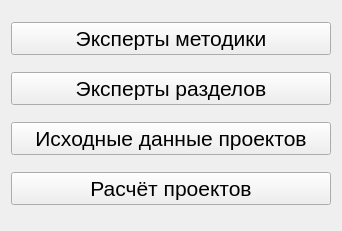
Qt form app/modechooser.ui (AndreyMlashkin/ExpertReview) before a commit.
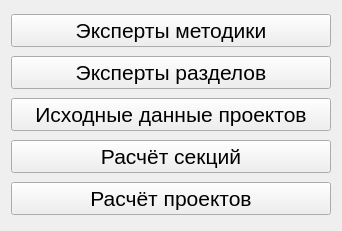
The same form after that commit.

Commit message: section calculation added

The edit to the form file:
```diff
--- a/app/modechooser.ui
+++ b/app/modechooser.ui
@@ -50,6 +50,18 @@
      </property>
     </widget>
    </item>
+   <item>
+    <widget class="QPushButton" name="sectionsCalculation">
+     <property name="font">
+      <font>
+       <pointsize>16</pointsize>
+      </font>
+     </property>
+     <property name="text">
+      <string>Расчёт секций</string>
+     </property>
+    </widget>
+   </item>
    <item>
     <widget class="QPushButton" name="calculation">
      <property name="font">
```
The commit also changes 7 other files.
